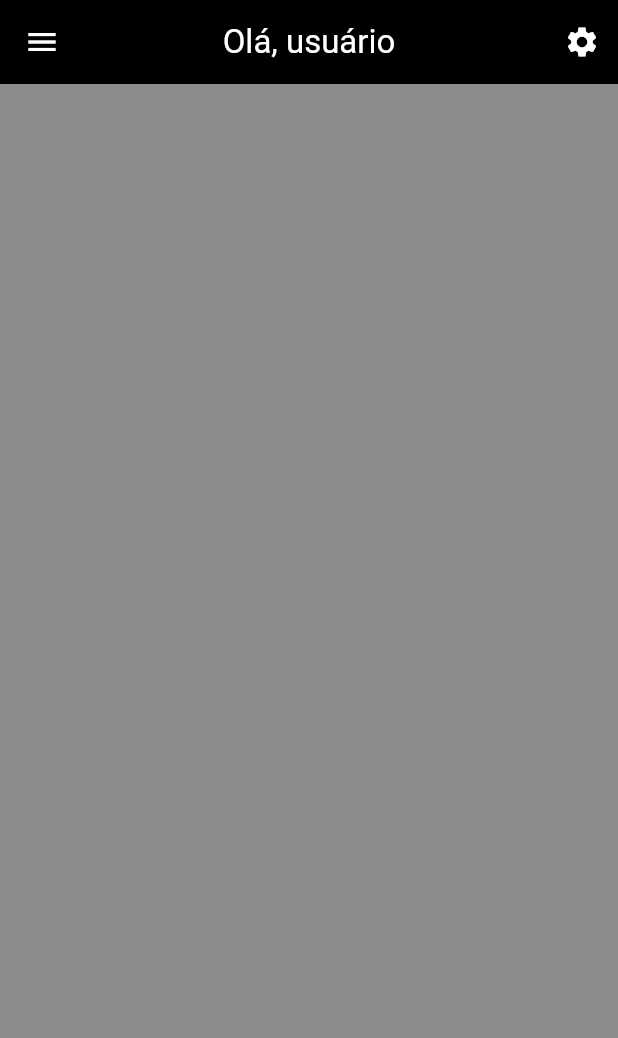
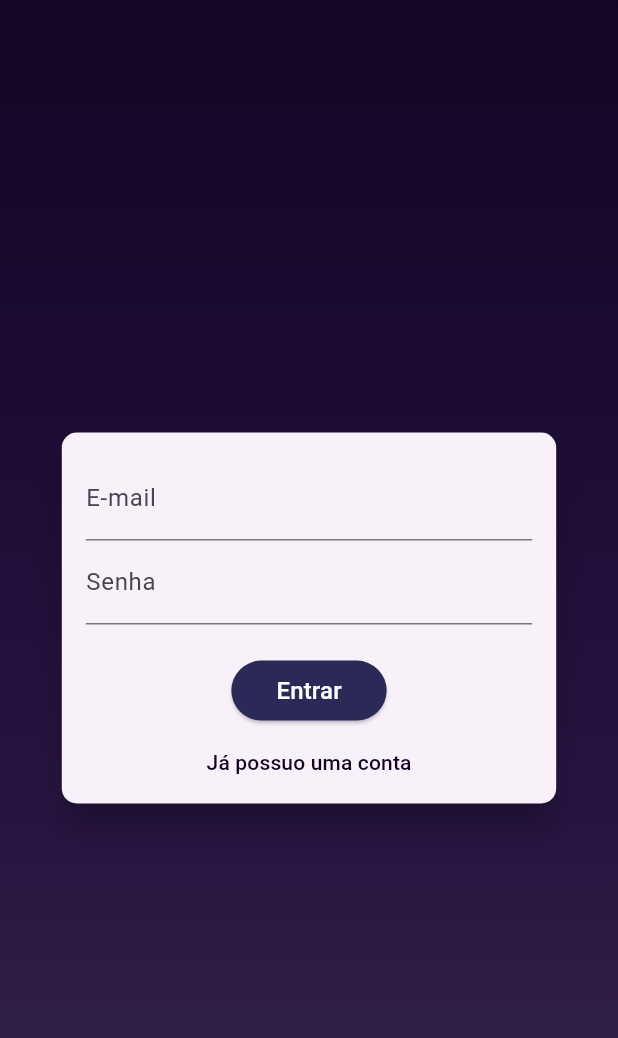
Before and after one commit to pires1945/comenta_ai, a Flutter app: the screen it shows after launch, on a phone screen of 412 x 824 dp. Shown: the top 1038 px of the screen. Run offline on Flutter 3.47's test engine with Material 3 defaults, Android fonts, the phone set to English and light mode, and no system bars.

Commit message:
Criada a tela de login com firebase

```diff
--- /dev/null
+++ b/lib/components/auth_form.dart
@@ -0,0 +1,173 @@
+import 'package:comenta_ai/core/service/auth/auth_service.dart';
+import 'package:flutter/material.dart';
+import 'package:provider/provider.dart';
+
+class AuthForm extends StatefulWidget {
+  const AuthForm({super.key});
+
+  @override
+  State<AuthForm> createState() => _AuthFormState();
+}
+
+class _AuthFormState extends State<AuthForm> {
+  final _formkey = GlobalKey<FormState>();
+  final _passwordController = TextEditingController();
+  bool _isSignup = false;
+  bool _isLoading = false;
+
+  final Map<String, String> _authData = {
+    'email': '',
+    'password': '',
+  };
+
+  void _switchAuthMode() {
+    setState(() {
+      _isSignup = !_isSignup;
+    });
+  }
+
+  void _showErrorDialog(String msg) {
+    showDialog(
+      context: context,
+      builder: (ctx) => AlertDialog(
+        title: Text('Ocorreu um erro'),
+        content: Text(msg),
+        actions: [
+          TextButton(
+            onPressed: () => Navigator.of(context).pop(),
+            child: Text('Fechar'),
+          ),
+        ],
+      ),
+    );
+  }
+
+  Future<void> _submit() async {
+    final isValid = _formkey.currentState?.validate() ?? false;
+
+    if (!isValid) {
+      return;
+    }
+
+    setState(() {
+      _isLoading = true;
+    });
+
+    _formkey.currentState?.save();
+
+    AuthService auth = Provider.of(context, listen: false);
+
+    try {
+      if (!_isSignup) {
+        await auth.signin(
+          _authData['email']!,
+          _authData['password']!,
+        );
+      } else {
+        await auth.signup(
+          _authData['email']!,
+          _authData['password']!,
+        );
+      }
+    } catch (error) {
+      _showErrorDialog(error.toString());
+    }
+  }
+
+  @override
+  Widget build(BuildContext context) {
+    final deviceSize = MediaQuery.of(context).size;
+    return Card(
+      shape: RoundedRectangleBorder(borderRadius: BorderRadius.circular(10)),
+      elevation: 9,
+      child: Container(
+        padding: const EdgeInsets.all(16),
+        height: _isSignup ? deviceSize.height * 0.4 : deviceSize.height * 0.3,
+        width: deviceSize.width * 0.8,
+        child: Form(
+          key: _formkey,
+          child: Column(
+            children: [
+              TextFormField(
+                decoration: const InputDecoration(labelText: 'E-mail'),
+                keyboardType: TextInputType.emailAddress,
+                onSaved: (newValue) => _authData['email'] = newValue ?? '',
+                validator: (value) {
+                  final email = value ?? '';
+                  if (email.trim().isEmpty || !email.contains('@')) {
+                    return 'Informe um email válido';
+                  } else {
+                    return null;
+                  }
+                },
+              ),
+              TextFormField(
+                decoration: const InputDecoration(labelText: 'Senha'),
+                keyboardType: TextInputType.emailAddress,
+                onSaved: (newValue) => _authData['password'] = newValue ?? '',
+                obscureText: true,
+                controller: _passwordController,
+                validator: (value) {
+                  final password = value ?? '';
+                  if (password.trim().isEmpty || password.length < 5) {
+                    return 'A Senha deve ser maior do que 5 caracteres';
+                  } else {
+                    return null;
+                  }
+                },
+              ),
+              if (_isSignup)
+                TextFormField(
+                  decoration:
+                      const InputDecoration(labelText: 'Confirme a Senha'),
+                  keyboardType: TextInputType.emailAddress,
+                  onSaved: (newValue) {},
+                  obscureText: true,
+                  validator: _isSignup == false
+                      ? null
+                      : (value) {
+                          final password = value ?? '';
+                          if (password != _passwordController.text) {
+                            return 'As senhas não conferem';
+                          } else {
+                            return null;
+                          }
+                        },
+                ),
+              const SizedBox(
+                height: 20,
+              ),
+              _isLoading
+                  ? CircularProgressIndicator()
+                  : ElevatedButton(
+                      style: ElevatedButton.styleFrom(
+                          backgroundColor:
+                              Theme.of(context).colorScheme.onSecondary,
+                          shape: RoundedRectangleBorder(
+                            borderRadius: BorderRadius.circular(30),
+                          ),
+                          padding: const EdgeInsets.symmetric(
+                            horizontal: 30,
+                            vertical: 8,
+                          )),
+                      onPressed: _submit,
+                      child: Text(
+                        _isSignup ? 'Registrar' : 'Entrar',
+                        style: TextStyle(
+                          color: Theme.of(context).colorScheme.onPrimary,
+                          fontSize: 16,
+                        ),
+                      ),
+                    ),
+              Spacer(),
+              TextButton(
+                  onPressed: _switchAuthMode,
+                  child:
+                      Text(_isSignup ? 'Registrar-se' : 'Já possuo uma conta')),
+            ],
+          ),
+        ),
+      ),
+    );
+  }
+}
--- a/lib/components/movie_grid.dart
+++ b/lib/components/movie_grid.dart
@@ -16,8 +16,7 @@ class _MovieGridState extends State<MovieGrid> {
   Widget build(BuildContext context) {
     final provider = Provider.of<MovieService>(context);
     final List<Movie> loadMovies = provider.movies;
-    return Flexible(
-      child: Padding(
+    return Padding(
       padding: const EdgeInsets.all(8.0),
       child: GridView.builder(
         gridDelegate: const SliverGridDelegateWithFixedCrossAxisCount(
@@ -32,7 +31,6 @@ class _MovieGridState extends State<MovieGrid> {
           child: MovieItem(loadMovies[index]),
         ),
       ),
-      ),
     );
   }
 }
--- a/lib/main.dart
+++ b/lib/main.dart
@@ -1,4 +1,6 @@
+import 'package:comenta_ai/core/service/auth/auth_service.dart';
 import 'package:comenta_ai/core/service/movie/movie_service.dart';
+import 'package:comenta_ai/pages/auth_page.dart';
 import 'package:comenta_ai/pages/home_page.dart';
 import 'package:comenta_ai/pages/movie_detail.dart';
 import 'package:comenta_ai/utils/app_routes.dart';
@@ -17,21 +19,24 @@ class MyApp extends StatelessWidget {
   Widget build(BuildContext context) {
     return MultiProvider(
       providers: [
+        ChangeNotifierProvider(create: (context) => AuthService()),
         ChangeNotifierProvider(create: (context) => MovieService()),
       ],
       child: MaterialApp(
         title: 'Flutter Demo',
         theme: ThemeData(
           colorScheme: ColorScheme.fromSeed(
-              seedColor: Colors.deepPurple,
-              primary: Colors.black,
-              onPrimary: Colors.white,
-              secondary: Colors.black45),
+            seedColor: Colors.deepPurple,
+            primary: Color.fromARGB(255, 18, 6, 34),
+            onPrimary: Colors.white,
+            secondary: Colors.black45,
+            onSecondary: const Color.fromARGB(255, 42, 41, 87),
+          ),
           useMaterial3: true,
         ),
         debugShowCheckedModeBanner: false,
         routes: {
-          AppRoutes.HOME: (context) => const HomePage(),
+          AppRoutes.HOME: (context) => const AuthPage(),
           AppRoutes.MOVIEDETAIL: (context) => const MovieDetail(),
         },
       ),
--- /dev/null
+++ b/lib/pages/auth_page.dart
@@ -0,0 +1,32 @@
+import 'package:comenta_ai/components/auth_form.dart';
+import 'package:flutter/material.dart';
+
+class AuthPage extends StatelessWidget {
+  const AuthPage({super.key});
+
+  @override
+  Widget build(BuildContext context) {
+    return Scaffold(
+      body: Stack(
+        children: [
+          Container(
+            decoration: const BoxDecoration(
+              gradient: LinearGradient(
+                colors: [
+                  Color.fromARGB(255, 18, 6, 34),
+                  Color.fromARGB(255, 30, 11, 53),
+                  Color.fromARGB(255, 40, 20, 65),
+                  Color.fromARGB(255, 55, 41, 73),
+                ],
+                begin: Alignment.topCenter,
+                end: Alignment.bottomCenter,
+              ),
+            ),
+          ),
+          SizedBox(),
+          Center(child: AuthForm()),
+        ],
+      ),
+    );
+  }
+}
--- a/lib/utils/constants.dart
+++ b/lib/utils/constants.dart
@@ -1,3 +1,3 @@
 class Constants {
-  static const apiKey = '';
+  static const apiKey = '38a4de8b418e2d5031191eeb56ecc46a';
 }
```
Also changed, not shown: lib/core/service/auth/auth_service.dart (added, +30 -0 lines). Lines whose indentation alone changed are shown as unchanged.
